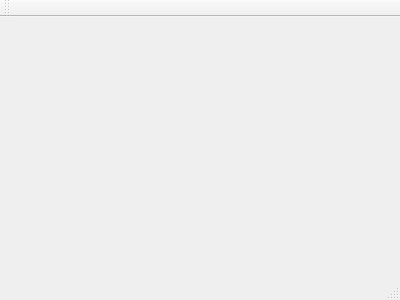
The window that MonitorServer-Qt/mainwindow.ui (EasternHeart/Monitor) describes before a commit, drawn with Qt 5.
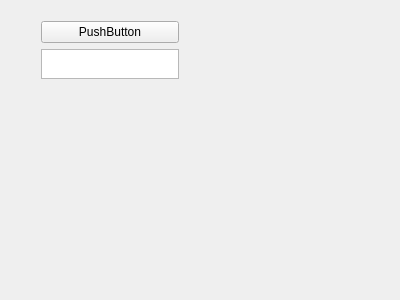
The same window after the commit.

Diff of the .ui file:
```diff
--- a/MonitorServer-Qt/mainwindow.ui
+++ b/MonitorServer-Qt/mainwindow.ui
@@ -12,13 +12,44 @@
   <property name="windowTitle" >
    <string>MainWindow</string>
   </property>
-  <widget class="QMenuBar" name="menuBar" />
-  <widget class="QToolBar" name="mainToolBar" />
-  <widget class="QWidget" name="centralWidget" />
-  <widget class="QStatusBar" name="statusBar" />
+  <widget class="QWidget" name="centralWidget">
+   <widget class="QWidget" name="verticalWidget" native="true">
+    <property name="geometry">
+     <rect>
+      <x>30</x>
+      <y>10</y>
+      <width>160</width>
+      <height>80</height>
+     </rect>
+    </property>
+    <property name="sizePolicy">
+     <sizepolicy hsizetype="Expanding" vsizetype="Expanding">
+      <horstretch>1</horstretch>
+      <verstretch>1</verstretch>
+     </sizepolicy>
+    </property>
+    <property name="sizeIncrement">
+     <size>
+      <width>1</width>
+      <height>1</height>
+     </size>
+    </property>
+    <layout class="QVBoxLayout" name="verticalLayout">
+     <item>
+      <widget class="QPushButton" name="pushButton">
+       <property name="text">
+        <string>PushButton</string>
+       </property>
+      </widget>
+     </item>
+     <item>
+      <widget class="QPlainTextEdit" name="plainTextEdit"/>
+     </item>
+    </layout>
+   </widget>
+  </widget>
  </widget>
- <layoutDefault spacing="6" margin="11" />
- <pixmapfunction></pixmapfunction>
+ <layoutdefault spacing="6" margin="11"/>
  <resources/>
  <connections/>
 </ui>
```
Left out of the diff: 7 changed lines with no effect on the pictures.
